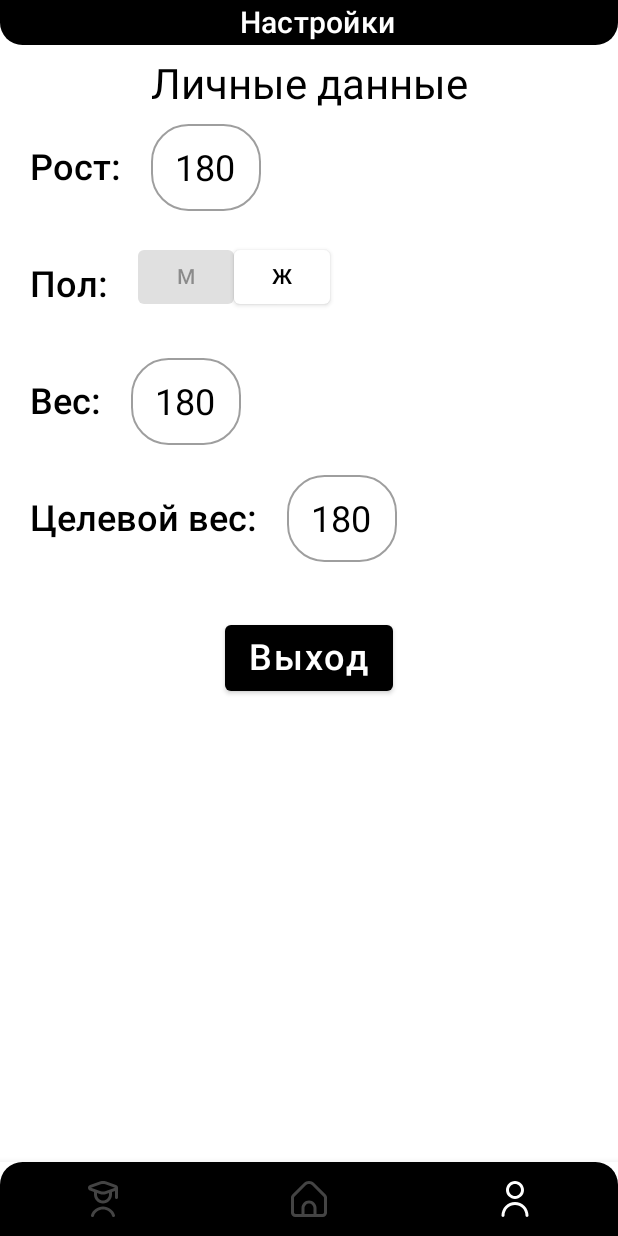
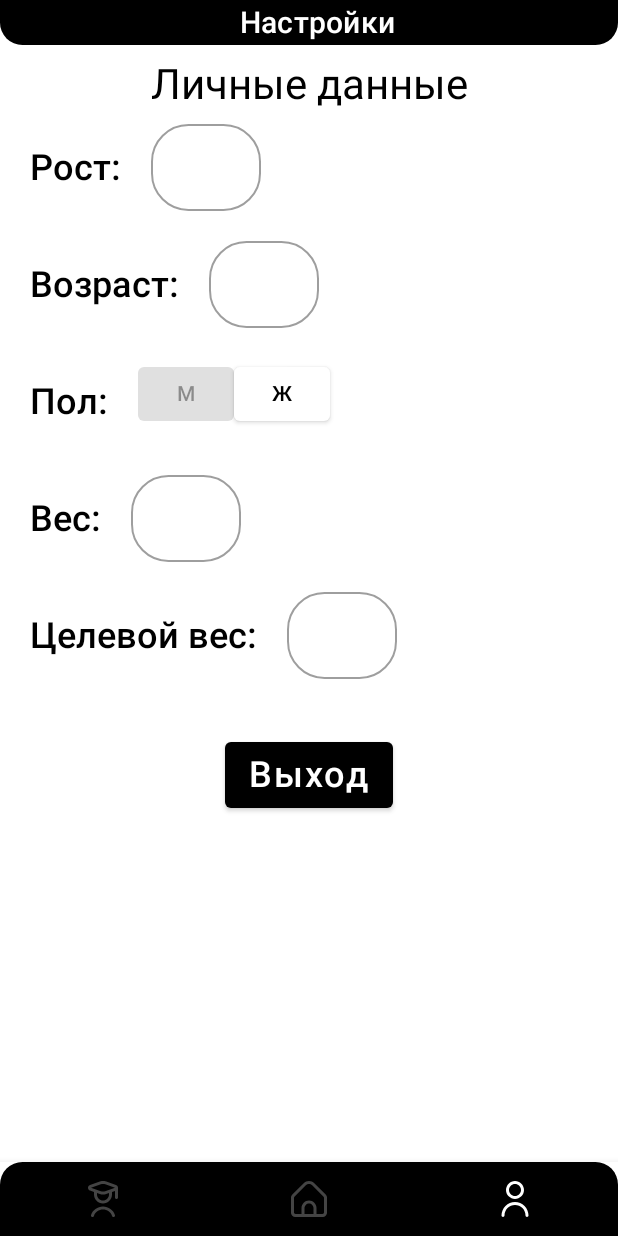
Before and after one commit to monvex/LWB, an Android app built with Jetpack Compose: the settings screen opened through its navigation route, on a phone screen of 412 x 824 dp. Run offline under Robolectric (Android 15) with nearby library versions, the phone set to English and light mode, and no system bars; our stand-ins replace Dagger/Hilt's generated code.

Commit message:
Added changeable settings fields

```diff
--- a/app/src/main/java/com/example/lwb/auth/presentation/greeting/GreetingScreen.kt
+++ /dev/null
@@ -1 +0,0 @@
-package com.example.lwb.auth.presentation.greeting
--- a/app/src/main/java/com/example/lwb/auth/presentation/greeting/GreetingState.kt
+++ /dev/null
@@ -1,5 +0,0 @@
-package com.example.lwb.auth.presentation.greeting
-
-data class GreetingState(
-    val test: String
-)
--- a/app/src/main/java/com/example/lwb/auth/presentation/greeting/GreetingViewModel.kt
+++ /dev/null
@@ -1 +0,0 @@
-package com.example.lwb.auth.presentation.greeting
--- a/app/src/main/java/com/example/lwb/auth/presentation/signin/SignInResult.kt
+++ /dev/null
@@ -1,16 +0,0 @@
-package com.example.lwb.auth.presentation.signin
-
-data class SignInResult(
-    val data: UserData?,
-    val errorMessage: String?
-)
-
-data class UserData(
-    val userId: String,
-    val username: String?,
-    val gender: String?,
-    val age: Int?,
-    val height: Int?,
-    val weight: Int?,
-    val desiredWeight: Int?
-)
--- a/app/src/main/java/com/example/lwb/auth/presentation/signin/SignInViewModel.kt
+++ b/app/src/main/java/com/example/lwb/auth/presentation/signin/SignInViewModel.kt
@@ -1,6 +1,7 @@
 package com.example.lwb.auth.presentation.signin
 
 import androidx.lifecycle.ViewModel
+import com.example.lwb.core.presentation.googleAuth.SignInResult
 import kotlinx.coroutines.flow.MutableStateFlow
 import kotlinx.coroutines.flow.asStateFlow
 import kotlinx.coroutines.flow.update
--- /dev/null
+++ b/app/src/main/java/com/example/lwb/core/presentation/googleAuth/SignInResult.kt
@@ -0,0 +1,15 @@
+package com.example.lwb.core.presentation.googleAuth
+
+data class SignInResult(
+    val data: UserData?,
+    val errorMessage: String?
+)
+
+data class UserData(
+    val userId: String = "",
+    val gender: String? = "",
+    val age: Int? = 0,
+    val height: Int? = 0,
+    val weight: Int? = 0,
+    val desiredWeight: Int? = 0
+)
--- a/app/src/main/java/com/example/lwb/navigation/NavGraph.kt
+++ b/app/src/main/java/com/example/lwb/navigation/NavGraph.kt
@@ -14,7 +14,7 @@ import androidx.lifecycle.compose.collectAsStateWithLifecycle
 import androidx.lifecycle.viewmodel.compose.viewModel
 import androidx.navigation.compose.NavHost
 import androidx.navigation.compose.composable
-import com.example.lwb.auth.presentation.signin.GoogleAuthUiClient
+import com.example.lwb.core.presentation.googleAuth.GoogleAuthUiClient
 import com.example.lwb.auth.presentation.signin.SignInScreen
 import com.example.lwb.auth.presentation.signin.SignInViewModel
 import com.example.lwb.LWBAppState
@@ -44,7 +44,8 @@ fun NavGraph(
             KnowledgeBaseScreen()
         }
         composable(BottomItem.Settings.route) {
-            SettingsScreen(onSignOut = {
+            SettingsScreen(
+                onSignOut = {
                 scope.launch {
                     googleAuthUiClient.signOut()
                     Toast.makeText(
--- a/app/src/main/java/com/example/lwb/settings/presentation/SettingsScreen.kt
+++ b/app/src/main/java/com/example/lwb/settings/presentation/SettingsScreen.kt
@@ -1,38 +1,36 @@
 package com.example.lwb.settings.presentation
 
-import androidx.compose.foundation.BorderStroke
-import androidx.compose.foundation.border
 import androidx.compose.foundation.layout.Arrangement
 import androidx.compose.foundation.layout.Box
 import androidx.compose.foundation.layout.Column
 import androidx.compose.foundation.layout.Row
-import androidx.compose.foundation.layout.fillMaxHeight
 import androidx.compose.foundation.layout.fillMaxWidth
 import androidx.compose.foundation.layout.height
 import androidx.compose.foundation.layout.padding
 import androidx.compose.foundation.layout.width
 import androidx.compose.foundation.shape.RoundedCornerShape
 import androidx.compose.material.Button
-import androidx.compose.material.ButtonColors
 import androidx.compose.material.ButtonDefaults
 import androidx.compose.material.OutlinedTextField
 import androidx.compose.material.Text
 import androidx.compose.runtime.Composable
-import androidx.compose.ui.Alignment
+import androidx.compose.runtime.getValue
 import androidx.compose.ui.Modifier
 import androidx.compose.ui.graphics.Color
-import androidx.compose.ui.graphics.drawscope.Stroke
 import androidx.compose.ui.text.TextStyle
 import androidx.compose.ui.text.font.FontWeight
 import androidx.compose.ui.unit.dp
 import androidx.compose.ui.unit.sp
-import com.example.lwb.auth.presentation.signin.UserData
+import androidx.core.text.isDigitsOnly
+import com.example.lwb.core.presentation.googleAuth.UserData
+import androidx.hilt.navigation.compose.hiltViewModel
 
 @Composable
 fun SettingsScreen(
-    userData: UserData = UserData(userId = "qwe", username = null, gender = "М", age = 20, weight = 80, height = 180, desiredWeight = 85),
-    onSignOut: () -> Unit
+    onSignOut: () -> Unit,
+    viewModel: SettingsViewModel = hiltViewModel()
 ){
+    val user by viewModel.userData
     Box(
         modifier = Modifier
             .fillMaxWidth()
@@ -72,8 +70,15 @@ fun SettingsScreen(
                         .padding(10.dp)
                 ) {
                     OutlinedTextField(
-                        value = userData.height.toString(),
-                        onValueChange = {},
+                        value = if (user.height == 0) "" else user.height.toString(),
+                        onValueChange = {
+                            if (it == "") {
+                                viewModel.onHeightChange(0)
+                            }
+                            else if ((it.length <= 3) and it.isDigitsOnly()) {
+                                viewModel.onHeightChange(it.toInt())
+                            }
+                        },
                         textStyle = TextStyle(fontSize = 24.sp),
                         modifier = Modifier
                             .width(73.dp)
@@ -81,6 +86,44 @@ fun SettingsScreen(
                         singleLine = true,
                         shape = RoundedCornerShape(25.dp)
                         )
+                }
+            }
+            Row(
+                horizontalArrangement = Arrangement.Center
+            ) {
+                Column(
+                    modifier = Modifier
+                        .padding(10.dp)
+                        .height(58.dp),
+                    verticalArrangement = Arrangement.Center
+                ) {
+                    Text(
+                        text = "Возраст:",
+                        fontSize = 24.sp,
+                        fontWeight = FontWeight.SemiBold,
+                    )
+                }
+                Column(
+                    modifier = Modifier
+                        .padding(10.dp)
+                ) {
+                    OutlinedTextField(
+                        value = if (user.age == 0) "" else user.age.toString(),
+                        onValueChange = {
+                            if (it == "") {
+                                viewModel.onAgeChange(0)
+                            }
+                            else if ((it.length <= 3) and it.isDigitsOnly()) {
+                                viewModel.onAgeChange(it.toInt())
+                            }
+                        },
+                        textStyle = TextStyle(fontSize = 24.sp),
+                        modifier = Modifier
+                            .width(73.dp)
+                            .height(58.dp),
+                        singleLine = true,
+                        shape = RoundedCornerShape(25.dp)
+                    )
                 }
             }
             Row(
@@ -105,18 +148,18 @@ fun SettingsScreen(
                     Row() {
                         Column() {
                             Button(
-                                onClick = {},
+                                onClick = { viewModel.onGenderChange("М") },
                                 colors = ButtonDefaults.buttonColors(backgroundColor = Color.White),
-                                enabled = userData.gender == "Ж"
+                                enabled = user.gender == "Ж"
                             ) {
                                 Text(text = "М")
                             }
                         }
                         Column() {
                             Button(
-                                onClick = {},
+                                onClick = { viewModel.onGenderChange("Ж") },
                                 colors = ButtonDefaults.buttonColors(backgroundColor = Color.White),
-                                enabled = userData.gender == "М"
+                                enabled = user.gender == "М"
                             ) {
                                 Text(text = "Ж")
                             }
@@ -144,8 +187,15 @@ fun SettingsScreen(
                         .padding(10.dp)
                 ) {
                     OutlinedTextField(
-                        value = userData.height.toString(),
-                        onValueChange = {},
+                        value = if (user.weight == 0) "" else user.weight.toString(),
+                        onValueChange = {
+                            if (it == "") {
+                                viewModel.onWeightChange(0)
+                            }
+                            else if ((it.length <= 3) and it.isDigitsOnly()) {
+                                viewModel.onWeightChange(it.toInt())
+                            }
+                        },
                         textStyle = TextStyle(fontSize = 24.sp),
                         modifier = Modifier
                             .width(73.dp)
@@ -175,8 +225,15 @@ fun SettingsScreen(
                         .padding(10.dp)
                 ) {
                     OutlinedTextField(
-                        value = userData.height.toString(),
-                        onValueChange = {},
+                        value = if (user.desiredWeight == 0) "" else user.desiredWeight.toString(),
+                        onValueChange = {
+                            if (it == "") {
+                                viewModel.onDesiredWeightChange(0)
+                            }
+                            else if ((it.length <= 3) and it.isDigitsOnly()) {
+                                viewModel.onDesiredWeightChange(it.toInt())
+                            }
+                        },
                         textStyle = TextStyle(fontSize = 24.sp),
                         modifier = Modifier
                             .width(73.dp)
--- a/app/src/main/java/com/example/lwb/settings/presentation/SettingsState.kt
+++ b/app/src/main/java/com/example/lwb/settings/presentation/SettingsState.kt
@@ -1,5 +1,7 @@
 package com.example.lwb.settings.presentation
 
-data class SettingsState(
-    val test: String
+import com.example.lwb.core.presentation.googleAuth.UserData
+
+data class SettingsUiState(
+    val userData: UserData,
 )
--- a/app/src/main/java/com/example/lwb/settings/presentation/SettingsViewModel.kt
+++ b/app/src/main/java/com/example/lwb/settings/presentation/SettingsViewModel.kt
@@ -1 +1,34 @@
 package com.example.lwb.settings.presentation
+
+import androidx.compose.runtime.mutableStateOf
+import com.example.lwb.core.presentation.LWBViewModel
+import com.example.lwb.core.presentation.googleAuth.UserData
+import dagger.hilt.android.lifecycle.HiltViewModel
+import javax.inject.Inject
+
+
+@HiltViewModel
+class SettingsViewModel @Inject constructor(
+
+) : LWBViewModel() {
+    var userData = mutableStateOf(UserData(gender = "М"))
+
+    fun onHeightChange(newValue: Int) {
+        userData.value = userData.value.copy(height = newValue)
+    }
+    fun onAgeChange(newValue: Int) {
+        userData.value = userData.value.copy(age = newValue)
+    }
+
+    fun onGenderChange(newValue: String) {
+        userData.value = userData.value.copy(gender = newValue)
+    }
+
+    fun onWeightChange(newValue: Int) {
+        userData.value = userData.value.copy(weight = newValue)
+    }
+
+    fun onDesiredWeightChange(newValue: Int) {
+        userData.value = userData.value.copy(desiredWeight = newValue)
+    }
+}
```
Also changed, not shown: app/build.gradle.kts (+7 -0 lines), app/src/main/java/com/example/lwb/auth/presentation/profile/ProfileScreen.kt (deleted, +0 -40 lines), app/src/main/java/com/example/lwb/core/presentation/googleAuth/GoogleAuthUiClient.kt (renamed from app/src/main/java/com/example/lwb/auth/presentation/signin/GoogleAuthUiClient.kt, +7 -14 lines).
